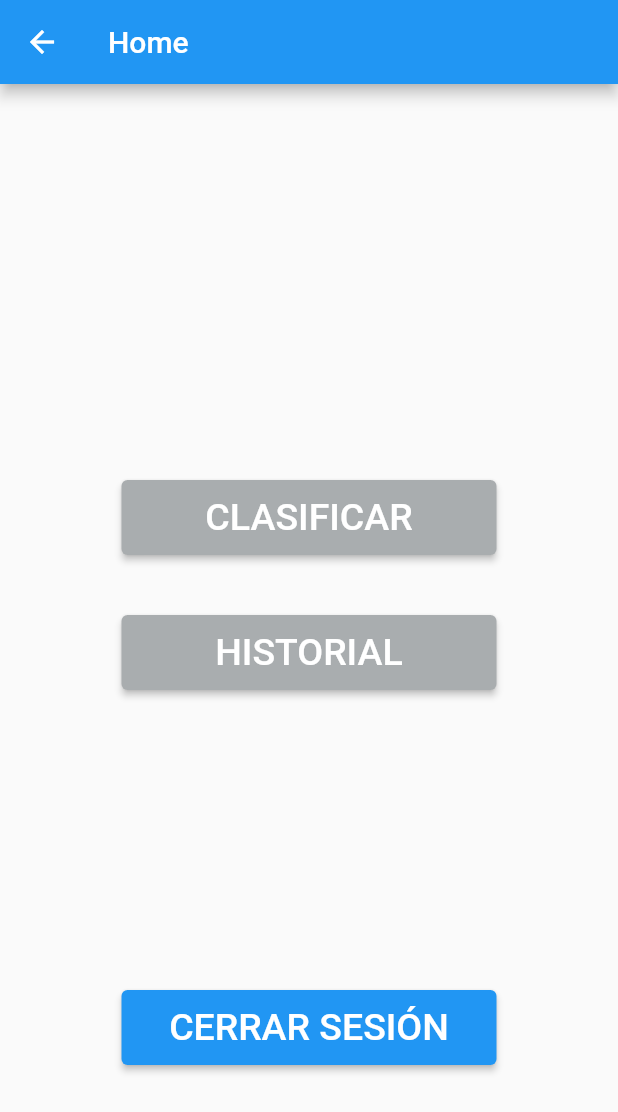
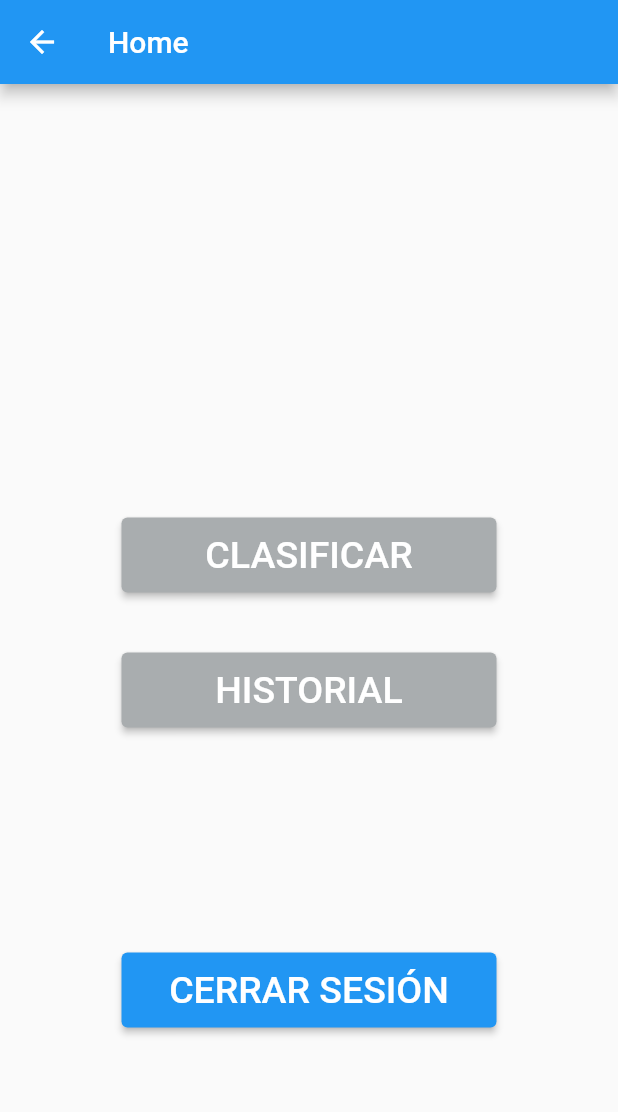
Before and after one commit to alex-style1007/New, a Flutter app: the Home screen opened directly, on a phone screen of 412 x 824 dp. Shown: the top 1112 px of the screen. Run offline on Flutter 3.47's test engine with Material 2 defaults, Android fonts, the phone set to English and light mode, and no system bars.

Commit message:
cambio tamaño sizedbox boton cerrar sesion

```diff
--- a/lib/views/home.dart
+++ b/lib/views/home.dart
@@ -59,7 +59,7 @@ class Home extends StatelessWidget {
                 ),
               ),
             ),
-            const SizedBox(height: 200),
+            const SizedBox(height: 150),
             Center(
               child: SizedBox(
                 width: 250,
```
